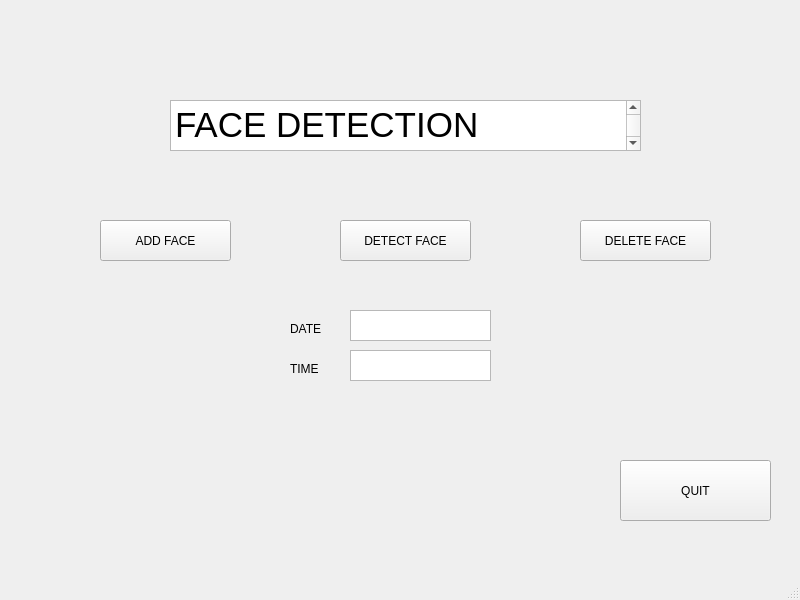
Before: the Qt Designer form MainWindowGui.ui in vucd3/Face-Recognition-Gui, drawn with Qt 5.
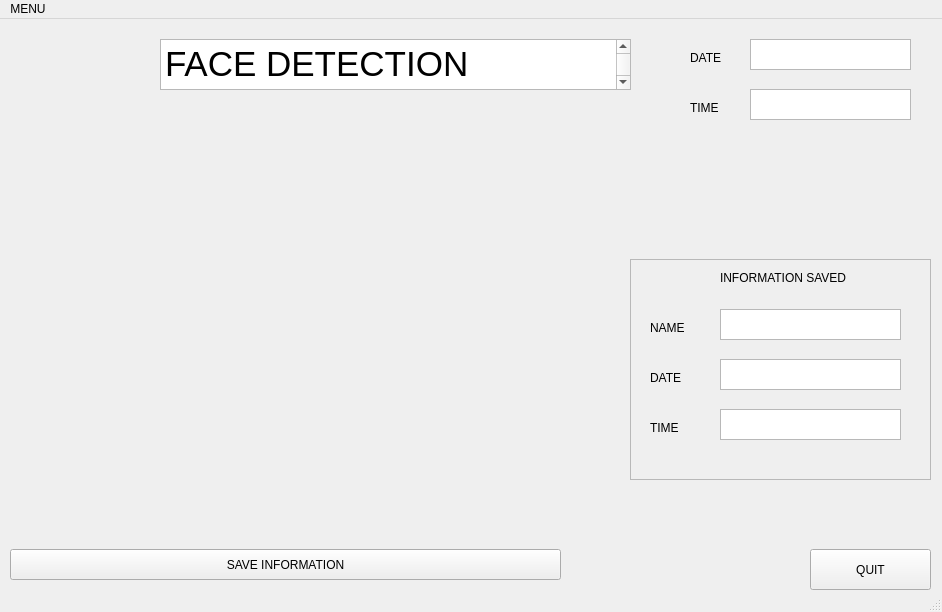
After: the same form once the commit is applied.

Patch:
```diff
--- a/MainWindowGui.ui
+++ b/MainWindowGui.ui
@@ -6,32 +6,19 @@
    <rect>
     <x>0</x>
     <y>0</y>
-    <width>800</width>
-    <height>600</height>
+    <width>942</width>
+    <height>612</height>
    </rect>
   </property>
   <property name="windowTitle">
    <string>MainWindow</string>
   </property>
   <widget class="QWidget" name="centralwidget">
-   <widget class="QPushButton" name="add_face">
-    <property name="geometry">
-     <rect>
-      <x>100</x>
-      <y>220</y>
-      <width>131</width>
-      <height>41</height>
-     </rect>
-    </property>
-    <property name="text">
-     <string>ADD FACE</string>
-    </property>
-   </widget>
    <widget class="QTextBrowser" name="textBrowser">
     <property name="geometry">
      <rect>
-      <x>170</x>
-      <y>100</y>
+      <x>160</x>
+      <y>20</y>
       <width>471</width>
       <height>51</height>
      </rect>
@@ -45,39 +32,13 @@
 &lt;p style=&quot;-qt-paragraph-type:empty; margin-top:0px; margin-bottom:0px; margin-left:0px; margin-right:0px; -qt-block-indent:0; text-indent:0px; font-size:26pt;&quot;&gt;&lt;br /&gt;&lt;/p&gt;&lt;/body&gt;&lt;/html&gt;</string>
     </property>
    </widget>
-   <widget class="QPushButton" name="detect_face">
-    <property name="geometry">
-     <rect>
-      <x>340</x>
-      <y>220</y>
-      <width>131</width>
-      <height>41</height>
-     </rect>
-    </property>
-    <property name="text">
-     <string>DETECT FACE</string>
-    </property>
-   </widget>
-   <widget class="QPushButton" name="delete_face">
-    <property name="geometry">
-     <rect>
-      <x>580</x>
-      <y>220</y>
-      <width>131</width>
-      <height>41</height>
-     </rect>
-    </property>
-    <property name="text">
-     <string>DELETE FACE</string>
-    </property>
-   </widget>
    <widget class="QPushButton" name="quit">
     <property name="geometry">
      <rect>
-      <x>620</x>
-      <y>460</y>
-      <width>151</width>
-      <height>61</height>
+      <x>810</x>
+      <y>530</y>
+      <width>121</width>
+      <height>41</height>
      </rect>
     </property>
     <property name="text">
@@ -87,8 +48,132 @@
    <widget class="QLabel" name="label">
     <property name="geometry">
      <rect>
-      <x>290</x>
-      <y>320</y>
+      <x>30</x>
+      <y>110</y>
+      <width>521</width>
+      <height>401</height>
+     </rect>
+    </property>
+    <property name="text">
+     <string/>
+    </property>
+   </widget>
+   <widget class="QPushButton" name="detect">
+    <property name="geometry">
+     <rect>
+      <x>10</x>
+      <y>530</y>
+      <width>551</width>
+      <height>31</height>
+     </rect>
+    </property>
+    <property name="text">
+     <string>SAVE INFORMATION</string>
+    </property>
+   </widget>
+   <widget class="QFrame" name="frame_2">
+    <property name="geometry">
+     <rect>
+      <x>630</x>
+      <y>240</y>
+      <width>301</width>
+      <height>221</height>
+     </rect>
+    </property>
+    <property name="frameShape">
+     <enum>QFrame::StyledPanel</enum>
+    </property>
+    <property name="frameShadow">
+     <enum>QFrame::Raised</enum>
+    </property>
+    <widget class="QLabel" name="label_2">
+     <property name="geometry">
+      <rect>
+       <x>90</x>
+       <y>10</y>
+       <width>151</width>
+       <height>17</height>
+      </rect>
+     </property>
+     <property name="text">
+      <string>INFORMATION SAVED</string>
+     </property>
+    </widget>
+    <widget class="QLabel" name="label_3">
+     <property name="geometry">
+      <rect>
+       <x>20</x>
+       <y>60</y>
+       <width>51</width>
+       <height>17</height>
+      </rect>
+     </property>
+     <property name="text">
+      <string>NAME</string>
+     </property>
+    </widget>
+    <widget class="QLabel" name="label_4">
+     <property name="geometry">
+      <rect>
+       <x>20</x>
+       <y>160</y>
+       <width>51</width>
+       <height>17</height>
+      </rect>
+     </property>
+     <property name="text">
+      <string>TIME</string>
+     </property>
+    </widget>
+    <widget class="QTextBrowser" name="time">
+     <property name="geometry">
+      <rect>
+       <x>90</x>
+       <y>150</y>
+       <width>181</width>
+       <height>31</height>
+      </rect>
+     </property>
+    </widget>
+    <widget class="QTextBrowser" name="name">
+     <property name="geometry">
+      <rect>
+       <x>90</x>
+       <y>50</y>
+       <width>181</width>
+       <height>31</height>
+      </rect>
+     </property>
+    </widget>
+    <widget class="QLabel" name="label_5">
+     <property name="geometry">
+      <rect>
+       <x>20</x>
+       <y>110</y>
+       <width>51</width>
+       <height>17</height>
+      </rect>
+     </property>
+     <property name="text">
+      <string>DATE</string>
+     </property>
+    </widget>
+    <widget class="QTextBrowser" name="date">
+     <property name="geometry">
+      <rect>
+       <x>90</x>
+       <y>100</y>
+       <width>181</width>
+       <height>31</height>
+      </rect>
+     </property>
+    </widget>
+   </widget>
+   <widget class="QLabel" name="label_6">
+    <property name="geometry">
+     <rect>
+      <x>690</x>
+      <y>30</y>
       <width>41</width>
       <height>17</height>
      </rect>
@@ -97,11 +182,28 @@
      <string>DATE</string>
     </property>
    </widget>
+   <widget class="QTextBrowser" name="time_2">
+    <property name="geometry">
+     <rect>
+      <x>750</x>
+      <y>70</y>
+      <width>161</width>
+      <height>31</height>
+     </rect>
+    </property>
+    <property name="html">
+     <string>&lt;!DOCTYPE HTML PUBLIC &quot;-//W3C//DTD HTML 4.0//EN&quot; &quot;http://www.w3.org/TR/REC-html40/strict.dtd&quot;&gt;
+&lt;html&gt;&lt;head&gt;&lt;meta name=&quot;qrichtext&quot; content=&quot;1&quot; /&gt;&lt;style type=&quot;text/css&quot;&gt;
+p, li { white-space: pre-wrap; }
+&lt;/style&gt;&lt;/head&gt;&lt;body style=&quot; font-family:'Ubuntu'; font-size:11pt; font-weight:400; font-style:normal;&quot;&gt;
+&lt;p style=&quot;-qt-paragraph-type:empty; margin-top:0px; margin-bottom:0px; margin-left:0px; margin-right:0px; -qt-block-indent:0; text-indent:0px;&quot;&gt;&lt;br /&gt;&lt;/p&gt;&lt;/body&gt;&lt;/html&gt;</string>
+    </property>
+   </widget>
    <widget class="QLabel" name="label_1">
     <property name="geometry">
      <rect>
-      <x>290</x>
-      <y>360</y>
+      <x>690</x>
+      <y>80</y>
       <width>41</width>
       <height>17</height>
      </rect>
@@ -110,29 +212,12 @@
      <string>TIME</string>
     </property>
    </widget>
-   <widget class="QTextBrowser" name="date">
+   <widget class="QTextBrowser" name="date_2">
     <property name="geometry">
      <rect>
-      <x>350</x>
-      <y>310</y>
-      <width>141</width>
-      <height>31</height>
-     </rect>
-    </property>
-    <property name="html">
-     <string>&lt;!DOCTYPE HTML PUBLIC &quot;-//W3C//DTD HTML 4.0//EN&quot; &quot;http://www.w3.org/TR/REC-html40/strict.dtd&quot;&gt;
-&lt;html&gt;&lt;head&gt;&lt;meta name=&quot;qrichtext&quot; content=&quot;1&quot; /&gt;&lt;style type=&quot;text/css&quot;&gt;
-p, li { white-space: pre-wrap; }
-&lt;/style&gt;&lt;/head&gt;&lt;body style=&quot; font-family:'Ubuntu'; font-size:11pt; font-weight:400; font-style:normal;&quot;&gt;
-&lt;p style=&quot;-qt-paragraph-type:empty; margin-top:0px; margin-bottom:0px; margin-left:0px; margin-right:0px; -qt-block-indent:0; text-indent:0px;&quot;&gt;&lt;br /&gt;&lt;/p&gt;&lt;/body&gt;&lt;/html&gt;</string>
-    </property>
-   </widget>
-   <widget class="QTextBrowser" name="time">
-    <property name="geometry">
-     <rect>
-      <x>350</x>
-      <y>350</y>
-      <width>141</width>
+      <x>750</x>
+      <y>20</y>
+      <width>161</width>
       <height>31</height>
      </rect>
     </property>
@@ -150,10 +235,19 @@
     <rect>
      <x>0</x>
      <y>0</y>
-     <width>800</width>
+     <width>942</width>
      <height>22</height>
     </rect>
    </property>
+   <widget class="QMenu" name="menuMENU">
+    <property name="title">
+     <string>MENU</string>
+    </property>
+    <addaction name="actionAdd_Face"/>
+    <addaction name="actionDelete_Face"/>
+    <addaction name="actionView_Information"/>
+   </widget>
+   <addaction name="menuMENU"/>
   </widget>
   <widget class="QStatusBar" name="statusbar"/>
  </widget>
```
Left out of the diff: 15 changed lines with no effect on the pictures.
